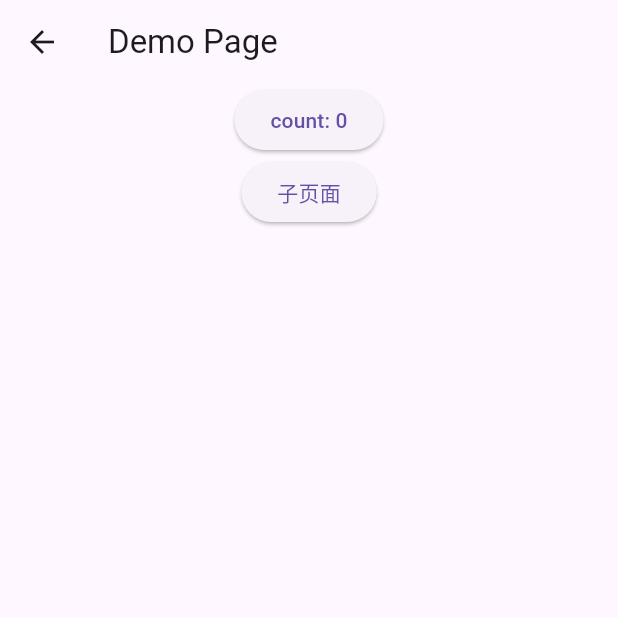
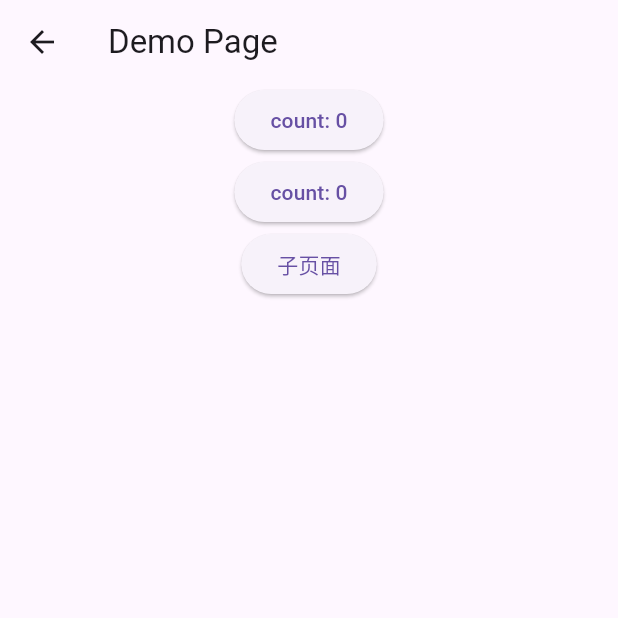
Before and after one commit to luoyi58624/flutter_obs, a Flutter app: the DemoPage screen opened directly, on a phone screen of 412 x 824 dp, the top half of it. Run offline on Flutter 3.47's test engine with Material 3 defaults, Android fonts, the phone set to English and light mode, and no system bars.

Commit message:
chore: 更新示例

```diff
--- a/example/lib/pages/10.dart
+++ b/example/lib/pages/10.dart
@@ -18,6 +18,7 @@ class DemoPage extends StatefulWidget {
 
 class _DemoPageState extends State<DemoPage> {
   Model model = Model();
+  final count = ValueNotifier(0);
 
   @override
   void initState() {
@@ -48,6 +49,15 @@ class _DemoPageState extends State<DemoPage> {
               onPressed: model.addCount,
               child: Text('count: ${model.count}'),
             ),
+            ValueListenableBuilder(
+              valueListenable: count,
+              builder: (context, value, child) {
+                return ElevatedButton(
+                  onPressed: () => count.value++,
+                  child: Text('count: $value'),
+                );
+              },
+            ),
             ElevatedButton(
               onPressed: () {
                 Navigator.of(context).push(
@@ -74,6 +84,7 @@ class _ChildPage extends StatefulWidget {
 
 class _ChildPageState extends State<_ChildPage> {
   final con = ScrollController();
+
   @override
   void initState() {
     super.initState();
```
